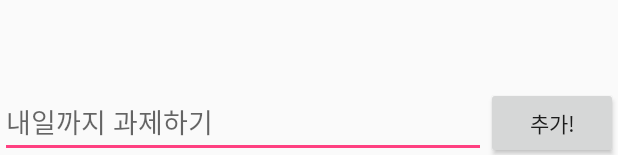
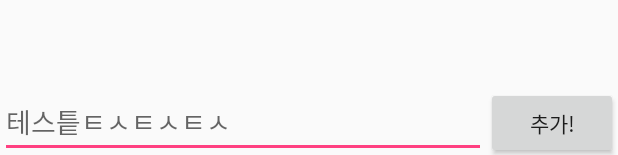
Before and after one commit to MiJey/KAU_JavaProject2017, an Android app: the layout activity_main.xml on its own in the app's theme, with its tools: preview values and no code run, on a phone screen of 412 x 824 dp. Shown: the part 1078-1233 px from the top of the screen. Run offline under Robolectric (Android 15) with nearby library versions, the phone set to English and light mode, and no system bars.

```diff
--- a/app/src/main/res/layout/activity_main.xml
+++ b/app/src/main/res/layout/activity_main.xml
@@ -33,7 +33,8 @@
         <Button
             android:layout_width="wrap_content"
             android:layout_height="wrap_content"
-            android:text="@string/button_send" />
+            android:text="@string/button_send"
+            android:onClick="addTask"/>
     </LinearLayout>
 
 </LinearLayout>
--- a/app/src/main/res/values/strings.xml
+++ b/app/src/main/res/values/strings.xml
@@ -1,6 +1,6 @@
 <?xml version="1.0" encoding="utf-8"?>
 <resources>
     <string name="app_name">오늘내일모레 할 일</string>
-    <string name="edit_message">내일까지 과제하기</string>
+    <string name="edit_message">테스틑ㅌㅅㅌㅅㅌㅅ</string>
     <string name="button_send">추가!</string>
 </resources>
```
Also changed, not shown: app/src/main/java/mijey/kau_javaproject2017/MainActivity.java (+25 -9 lines).
